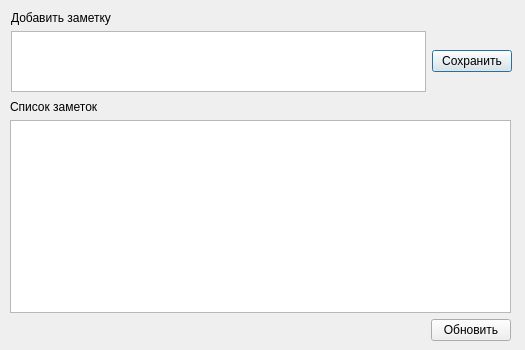
First picture: the form in NotesDialog.ui, repository okostynchuk/Outcall, before the edit.
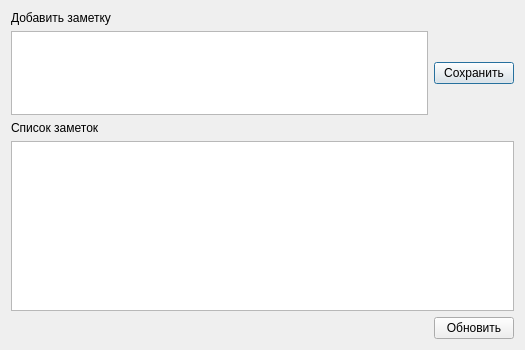
Second picture: the form after the edit. Icons and pictures are not drawn.

What changed in the file:
```diff
--- a/NotesDialog.ui
+++ b/NotesDialog.ui
@@ -10,6 +10,12 @@
     <height>350</height>
    </rect>
   </property>
+  <property name="sizePolicy">
+   <sizepolicy hsizetype="Expanding" vsizetype="Expanding">
+    <horstretch>0</horstretch>
+    <verstretch>0</verstretch>
+   </sizepolicy>
+  </property>
   <property name="windowTitle">
    <string>Заметки</string>
   </property>
@@ -17,42 +23,32 @@
    <iconset resource="images.qrc">
     <normaloff>:/images/outcall-logo.png</normaloff>:/images/outcall-logo.png</iconset>
   </property>
-  <widget class="QWidget" name="">
-   <property name="geometry">
-    <rect>
-     <x>11</x>
-     <y>11</y>
-     <width>501</width>
-     <height>81</height>
-    </rect>
-   </property>
    <layout class="QGridLayout" name="gridLayout_2">
-    <item row="1" column="0">
-     <widget class="QTextEdit" name="textEdit">
+   <item row="0" column="0">
+    <layout class="QGridLayout" name="gridLayout">
+     <item row="4" column="1">
+      <widget class="QPushButton" name="updateButton">
+       <property name="text">
+        <string>Обновить</string>
+       </property>
+       <property name="autoDefault">
+        <bool>false</bool>
+       </property>
+      </widget>
+     </item>
+     <item row="3" column="0" colspan="2">
+      <widget class="QTableView" name="tableView">
+       <property name="enabled">
+        <bool>true</bool>
+       </property>
       <property name="minimumSize">
        <size>
-        <width>50</width>
-        <height>50</height>
-       </size>
-      </property>
-      <property name="maximumSize">
-       <size>
-        <width>16777215</width>
-        <height>16777215</height>
+         <width>0</width>
+         <height>170</height>
        </size>
       </property>
       <property name="focusPolicy">
-       <enum>Qt::StrongFocus</enum>
-      </property>
-      <property name="tabChangesFocus">
-       <bool>true</bool>
-      </property>
-      <property name="html">
-       <string>&lt;!DOCTYPE HTML PUBLIC &quot;-//W3C//DTD HTML 4.0//EN&quot; &quot;http://www.w3.org/TR/REC-html40/strict.dtd&quot;&gt;
-&lt;html&gt;&lt;head&gt;&lt;meta name=&quot;qrichtext&quot; content=&quot;1&quot; /&gt;&lt;style type=&quot;text/css&quot;&gt;
-p, li { white-space: pre-wrap; }
-&lt;/style&gt;&lt;/head&gt;&lt;body style=&quot; font-family:'MS Shell Dlg 2'; font-size:8.25pt; font-weight:400; font-style:normal;&quot;&gt;
-&lt;p style=&quot;-qt-paragraph-type:empty; margin-top:0px; margin-bottom:0px; margin-left:0px; margin-right:0px; -qt-block-indent:0; text-indent:0px;&quot;&gt;&lt;br /&gt;&lt;/p&gt;&lt;/body&gt;&lt;/html&gt;</string>
+        <enum>Qt::ClickFocus</enum>
       </property>
      </widget>
     </item>
@@ -73,26 +69,14 @@
       </property>
      </widget>
     </item>
-   </layout>
-  </widget>
-  <widget class="QWidget" name="">
-   <property name="geometry">
-    <rect>
-     <x>10</x>
-     <y>100</y>
-     <width>501</width>
-     <height>241</height>
-    </rect>
-   </property>
-   <layout class="QGridLayout" name="gridLayout">
-    <item row="0" column="0">
+     <item row="2" column="0">
      <widget class="QLabel" name="label_2">
       <property name="text">
        <string>Список заметок</string>
       </property>
      </widget>
     </item>
-    <item row="2" column="0">
+     <item row="4" column="0">
      <spacer name="horizontalSpacer">
       <property name="orientation">
        <enum>Qt::Horizontal</enum>
@@ -105,28 +89,38 @@
       </property>
      </spacer>
     </item>
-    <item row="2" column="1">
-     <widget class="QPushButton" name="updateButton">
-      <property name="text">
-       <string>Обновить</string>
-      </property>
-      <property name="autoDefault">
-       <bool>false</bool>
-      </property>
-     </widget>
-    </item>
-    <item row="1" column="0" colspan="2">
-     <widget class="QTableView" name="tableView">
-      <property name="enabled">
-       <bool>true</bool>
+     <item row="1" column="0">
+      <widget class="QTextEdit" name="textEdit">
+       <property name="minimumSize">
+        <size>
+         <width>50</width>
+         <height>50</height>
+        </size>
+       </property>
+       <property name="maximumSize">
+        <size>
+         <width>16777215</width>
+         <height>16777215</height>
+        </size>
       </property>
       <property name="focusPolicy">
-       <enum>Qt::ClickFocus</enum>
-      </property>
+        <enum>Qt::StrongFocus</enum>
+       </property>
+       <property name="tabChangesFocus">
+        <bool>true</bool>
+       </property>
+       <property name="html">
+        <string>&lt;!DOCTYPE HTML PUBLIC &quot;-//W3C//DTD HTML 4.0//EN&quot; &quot;http://www.w3.org/TR/REC-html40/strict.dtd&quot;&gt;
+&lt;html&gt;&lt;head&gt;&lt;meta name=&quot;qrichtext&quot; content=&quot;1&quot; /&gt;&lt;style type=&quot;text/css&quot;&gt;
+p, li { white-space: pre-wrap; }
+&lt;/style&gt;&lt;/head&gt;&lt;body style=&quot; font-family:'MS Shell Dlg 2'; font-size:8.25pt; font-weight:400; font-style:normal;&quot;&gt;
+&lt;p style=&quot;-qt-paragraph-type:empty; margin-top:0px; margin-bottom:0px; margin-left:0px; margin-right:0px; -qt-block-indent:0; text-indent:0px;&quot;&gt;&lt;br /&gt;&lt;/p&gt;&lt;/body&gt;&lt;/html&gt;</string>
+       </property>
      </widget>
     </item>
    </layout>
-  </widget>
+   </item>
+  </layout>
  </widget>
  <tabstops>
   <tabstop>textEdit</tabstop>
```
Lines whose indentation alone changed are shown as unchanged.
